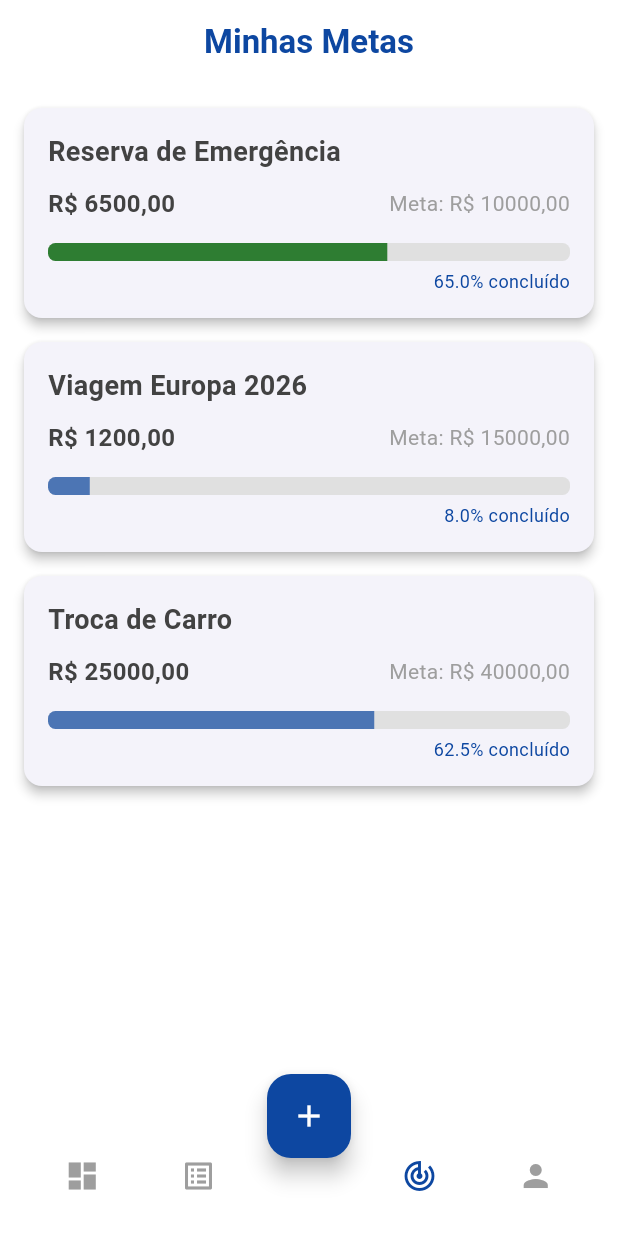
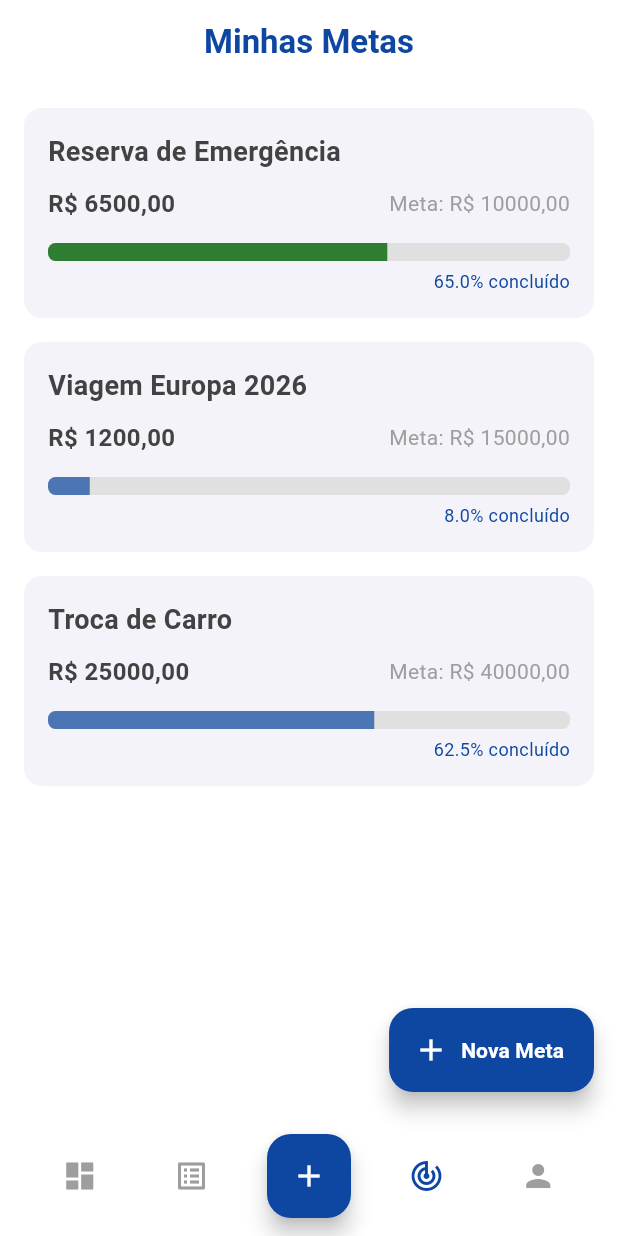
Before and after one commit to ChristianSRocha/horizon_finance, a Flutter app: the GoalsScreen screen opened by its route, on a phone screen of 412 x 824 dp. Run offline on Flutter 3.47's test engine with Material 3 defaults, Android fonts, the phone set to English and light mode, and no system bars; our stand-ins replace email_validator, fl_chart, flutter_riverpod, freezed_annotation, go_router, supabase_flutter; accounts and stored records are empty; network calls fail.

Commit message:
Alterações no menu e adicionado botão na página de metas

```diff
--- a/lib/features/categories/services/category_provider.dart
+++ b/lib/features/categories/services/category_provider.dart
@@ -1,5 +1,4 @@
 import 'package:flutter_riverpod/flutter_riverpod.dart';
-import 'package:supabase_flutter/supabase_flutter.dart';
 import 'package:horizon_finance/features/transactions/services/transaction_service.dart'; // Para reusar o supabaseClientProvider
 import 'package:horizon_finance/features/transactions/models/transactions.dart'; // Para usar o TransactionType
 
--- a/lib/screens/auth/despesas_fixas_screen.dart
+++ b/lib/screens/auth/despesas_fixas_screen.dart
@@ -330,7 +330,7 @@ class _DespesasFixasScreenState extends ConsumerState<DespesasFixasScreen> {
           borderSide: BorderSide(color: color, width: 2),
         ),
       ),
-      value: _selectedCategoryId,
+      initialValue: _selectedCategoryId,
       items: _expenseCategories.entries.map((entry) {
         return DropdownMenuItem<int>(
           value: entry.key,
--- a/lib/screens/goals/goals_screen.dart
+++ b/lib/screens/goals/goals_screen.dart
@@ -7,29 +7,38 @@ class GoalsScreen extends StatelessWidget {
   @override
   Widget build(BuildContext context) {
     final Color primaryBlue = Theme.of(context).primaryColor;
-    const Color secondaryGreen = Color(0xFF2E7D32); // Usando o verde secundário
+    const Color secondaryGreen = Color(0xFF2E7D32);
 
     return Scaffold(
       backgroundColor: Colors.white,
       appBar: AppBar(
-        title: Text('Minhas Metas',
-            style: TextStyle(color: primaryBlue, fontWeight: FontWeight.bold)),
+        title: Text(
+          'Minhas Metas',
+          style: TextStyle(color: primaryBlue, fontWeight: FontWeight.bold),
+        ),
         backgroundColor: Colors.white,
         elevation: 0,
         centerTitle: true,
       ),
 
-      // Mantém o FAB e posiciona-o centralizado (mesma aparência do dashboard)
-      floatingActionButton: FloatingActionButton(
-        onPressed: () {},
-        backgroundColor: primaryBlue,
-        child: const Icon(Icons.add, color: Colors.white),
+      // BOTÃO FLUTUANTE (agora azul)
+      floatingActionButton: FloatingActionButton.extended(
+        onPressed: () {
+          // TODO: navegar para criação de nova meta
+        },
+        backgroundColor: primaryBlue,  // <<< COR AZUL DO APLICATIVO
+        icon: const Icon(Icons.add, color: Colors.white),
+        label: const Text(
+          "Nova Meta",
+          style: TextStyle(
+            color: Colors.white,
+            fontWeight: FontWeight.w600,
+          ),
+        ),
       ),
-      floatingActionButtonLocation: FloatingActionButtonLocation.centerDocked,
 
-      // Adiciona o menu de navegação compartilhado
       bottomNavigationBar: BottomNavMenu(
-        currentIndex: 2, // 2 = índice da tela de metas (ajuste se necessário)
+        currentIndex: 2,
         primaryColor: primaryBlue,
       ),
 
@@ -75,7 +84,7 @@ class GoalsScreen extends StatelessWidget {
     final String progressPercent = (progress * 100).toStringAsFixed(1);
 
     return Card(
-      elevation: 3, // Sombra suave para o clean look
+      elevation: 0, // <<< SEM SOMBRA
       margin: const EdgeInsets.only(bottom: 16),
       shape: RoundedRectangleBorder(borderRadius: BorderRadius.circular(12)),
       child: Padding(
@@ -86,11 +95,13 @@ class GoalsScreen extends StatelessWidget {
             Text(
               name,
               style: const TextStyle(
-                  fontSize: 18,
-                  fontWeight: FontWeight.bold,
-                  color: Color(0xFF424242)),
+                fontSize: 18,
+                fontWeight: FontWeight.bold,
+                color: Color(0xFF424242),
+              ),
             ),
             const SizedBox(height: 10),
+
             Row(
               mainAxisAlignment: MainAxisAlignment.spaceBetween,
               children: [
@@ -107,17 +118,21 @@ class GoalsScreen extends StatelessWidget {
                 ),
               ],
             ),
+
             const SizedBox(height: 15),
+
             ClipRRect(
               borderRadius: BorderRadius.circular(5),
               child: LinearProgressIndicator(
                 value: progress,
                 backgroundColor: Colors.grey.shade300,
-                color: accentColor, // Usa a cor de destaque (verde ou azul)
+                color: accentColor,
                 minHeight: 12,
               ),
             ),
+
             const SizedBox(height: 5),
+
             Row(
               mainAxisAlignment: MainAxisAlignment.end,
               children: [
--- a/lib/screens/reports/reports_screen.dart
+++ b/lib/screens/reports/reports_screen.dart
@@ -235,7 +235,7 @@ class _ReportsScreenState extends ConsumerState<ReportsScreen> {
                     ),
                     const SizedBox(height: 20),
 
-                    ExpenseChartCard(),
+                    const ExpenseChartCard(),
                     const SizedBox(height: 20),
 
                     _buildSummaryCard(
@@ -902,7 +902,7 @@ class _EditTransactionModalState extends ConsumerState<_EditTransactionModal> {
                       .any((c) => c.id == _selectedCategoryId);
 
                   return DropdownButtonFormField<int>(
-                    value: selectionIsValid ? _selectedCategoryId : null,
+                    initialValue: selectionIsValid ? _selectedCategoryId : null,
                     items: categories
                         .map((c) => DropdownMenuItem(
                               value: c.id,
@@ -946,7 +946,7 @@ class _EditTransactionModalState extends ConsumerState<_EditTransactionModal> {
               if (widget.transaction.fixedTransaction)
                 // SE FOR TRANSAÇÃO FIXA
                 DropdownButtonFormField<int>(
-                  value: _selectedDayOfMonth,
+                  initialValue: _selectedDayOfMonth,
                   items: List.generate(
                     31,
                     (index) => DropdownMenuItem(
--- a/lib/widgets/bottom_nav_menu.dart
+++ b/lib/widgets/bottom_nav_menu.dart
@@ -1,14 +1,18 @@
 import 'package:flutter/material.dart';
 import 'package:go_router/go_router.dart';
+import 'package:horizon_finance/screens/transaction/transaction_form_screen.dart';
+import 'package:horizon_finance/features/transactions/models/transactions.dart';
 
 class BottomNavMenu extends StatelessWidget {
   final int currentIndex;
   final Color primaryColor;
+  final VoidCallback? onTransactionAdded;
 
   const BottomNavMenu({
     super.key,
     required this.currentIndex,
     required this.primaryColor,
+    this.onTransactionAdded,
   });
 
   @override
@@ -46,9 +50,22 @@ class BottomNavMenu extends StatelessWidget {
             },
           ),
 
-          const SizedBox(width: 40), // Espaço para o FAB
+          // 3. BOTÃO DE AÇÃO (ADICIONAR TRANSAÇÃO)
+          FloatingActionButton(
+            onPressed: () async {
+              await Navigator.of(context).push(
+                MaterialPageRoute(
+                  builder: (context) => const TransactionFormScreen(
+                      initialType: TransactionType.despesa),
+                ),
+              );
+              onTransactionAdded?.call();
+            },
+            backgroundColor: primaryColor,
+            child: const Icon(Icons.add, color: Colors.white),
+          ),
 
-          // 3. METAS
+          // 4. METAS
           IconButton(
             icon: Icon(
               Icons.track_changes,
@@ -61,7 +78,7 @@ class BottomNavMenu extends StatelessWidget {
             },
           ),
 
-          // 4. PERFIL
+          // 5. PERFIL
           IconButton(
             icon: Icon(
               Icons.person,
```
Also changed, not shown: lib/screens/dashboard/dashboard_screen.dart (+0 -15 lines).
